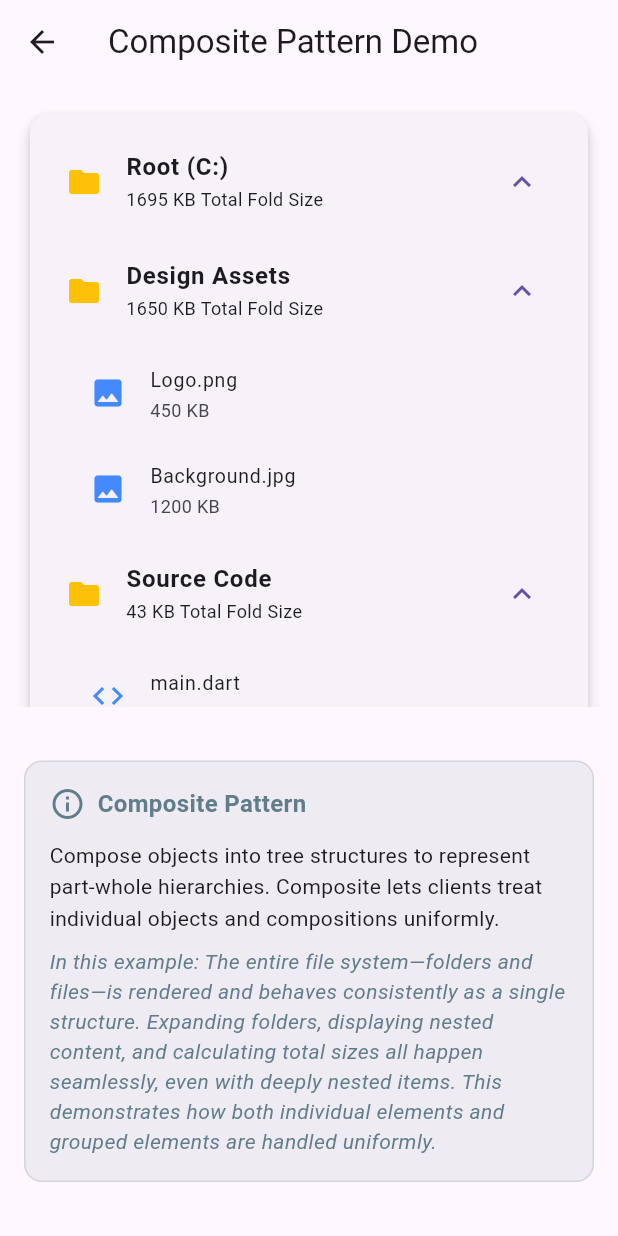
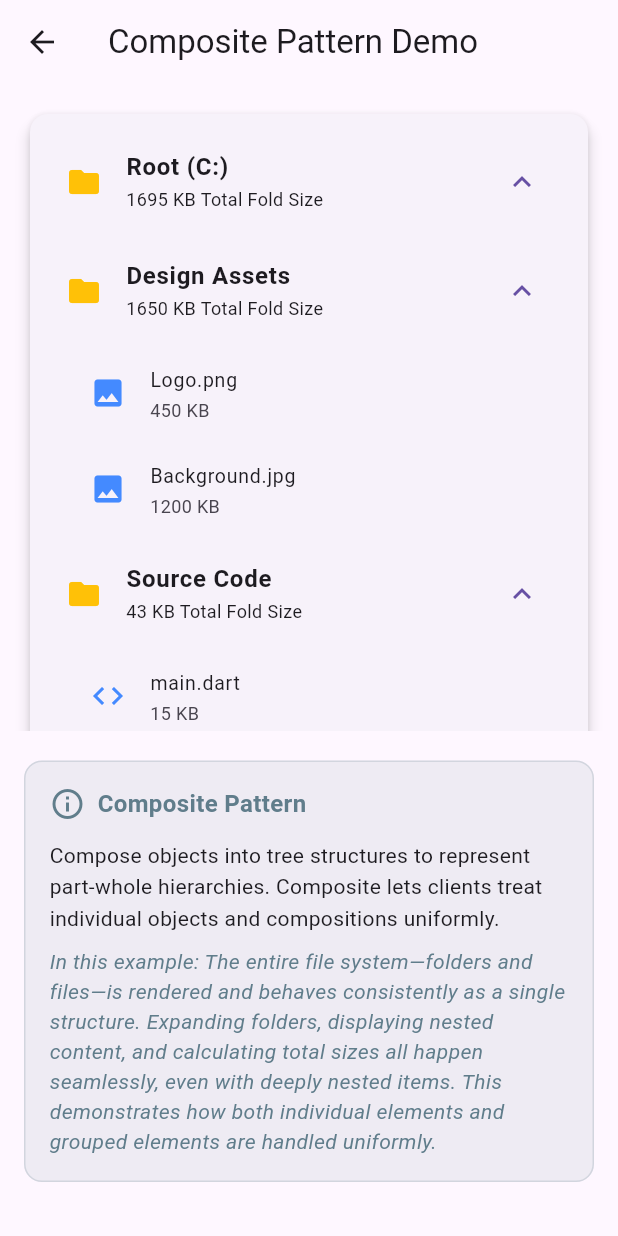
Before and after one commit to abdalrhman7/design-patterns-by-example-dart-flutter, a Flutter app: the CompositeFileSystemScreen screen opened directly, on a phone screen of 412 x 824 dp. Run offline on Flutter 3.47's test engine with Material 3 defaults, Android fonts, the phone set to English and light mode, and no system bars.

Commit message:
refactor Composite pattern ui

```diff
--- a/lib/structural/composite/flutter_examples/file_system/ui/composite_file_system_screen.dart
+++ b/lib/structural/composite/flutter_examples/file_system/ui/composite_file_system_screen.dart
@@ -50,7 +50,7 @@ class _CompositeFileSystemScreenState extends State<CompositeFileSystemScreen> {
         children: [
           Expanded(
             child: ListView(
-              padding: const EdgeInsets.all(16.0),
+              padding: EdgeInsets.only(top: 16 , right: 16 , left: 16 , bottom: 8 ),
               children: [
                 Card(
                   elevation: 4,
@@ -67,7 +67,7 @@ class _CompositeFileSystemScreenState extends State<CompositeFileSystemScreen> {
           ),
 
           const Padding(
-            padding: EdgeInsets.all(16.0),
+            padding: EdgeInsets.only(bottom: 16 , right: 16 , left: 16 ),
             child: PatternDefinitionCard(
               title: 'Composite Pattern',
               description: 'Compose objects into tree structures to represent part-whole hierarchies. Composite lets clients treat individual objects and compositions uniformly.',
```
